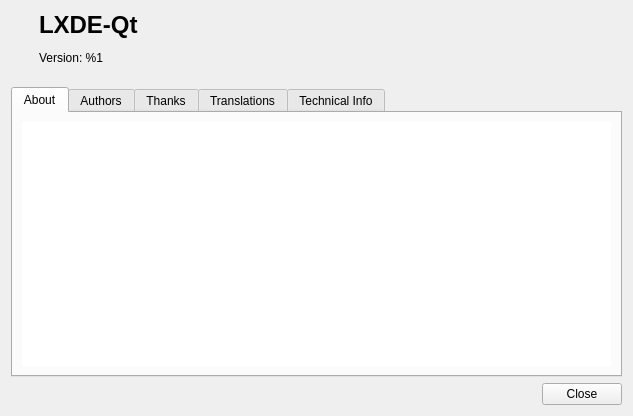
Qt form aboutdialog/lxqtaboutdialog.ui (lxqt/liblxqt) before a commit.
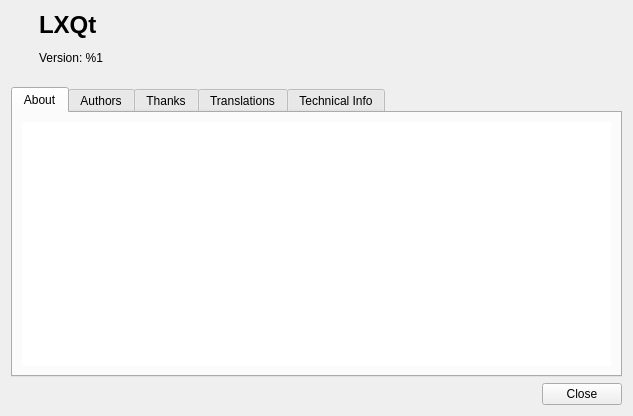
The same form after that commit.

Commit message: Replace LXDE-Qt with LXQt.

```diff
--- a/aboutdialog/lxqtaboutdialog.ui
+++ b/aboutdialog/lxqtaboutdialog.ui
@@ -50,7 +50,7 @@
         </sizepolicy>
        </property>
        <property name="text">
-        <string notr="true">&lt;h1&gt;LXDE-Qt&lt;/h1&gt;&lt;p&gt;Version: %1&lt;/p&gt;</string>
+        <string notr="true">&lt;h1&gt;LXQt&lt;/h1&gt;&lt;p&gt;Version: %1&lt;/p&gt;</string>
        </property>
       </widget>
      </item>
```
Left out of the diff: 2 changed lines with no effect on the pictures. The commit also changes 77 other files.
